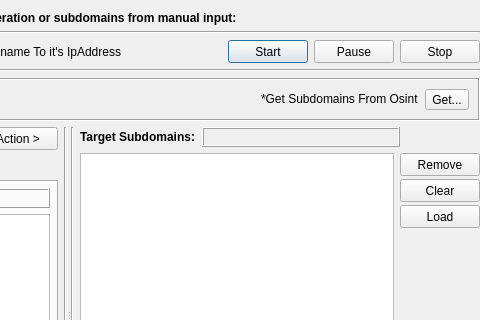
This is gui/src/engines/active/Active.ui in 3nock/OTE as Qt 5 draws it before an edit; both pictures show x 261 to 741 and y 0 to 320 of the 741 by 532 pixel window. The edited form follows.
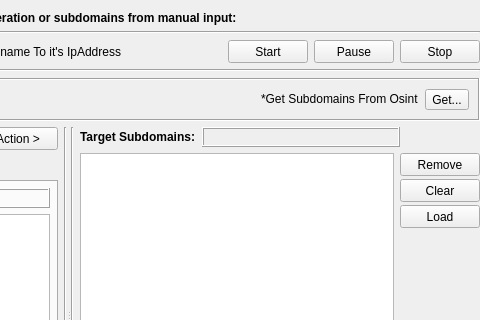
This is the edited form.

```diff
--- a/gui/src/engines/active/Active.ui
+++ b/gui/src/engines/active/Active.ui
@@ -1,7 +1,7 @@
 <?xml version="1.0" encoding="UTF-8"?>
 <ui version="4.0">
  <class>Active</class>
- <widget class="QDialog" name="Active">
+ <widget class="QWidget" name="Active">
   <property name="geometry">
    <rect>
     <x>0</x>
```
Left out of the diff: 2 changed lines with no effect on the pictures.
